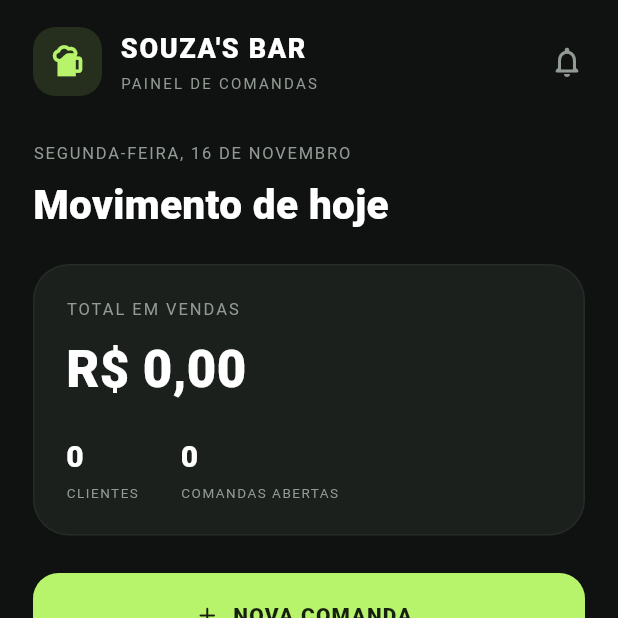
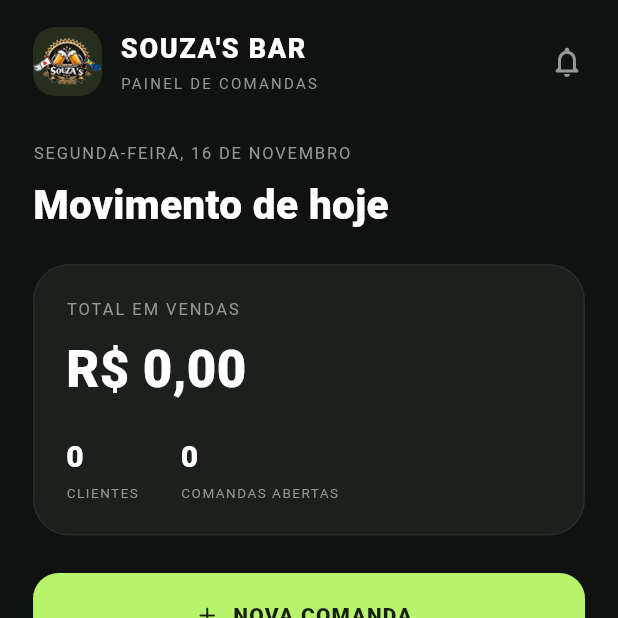
Before and after one commit to raracalma/SOUZAS-BAR, a Flutter app: the screen it shows after launch, on a phone screen of 412 x 824 dp, the top half of it. Run offline on Flutter 3.47's test engine with Material 3 defaults, Android fonts, the phone set to English and light mode, and no system bars; our stand-ins replace sqflite; accounts and stored records are empty.

Commit message:
fix: aplicar logotipo oficial no app e icone android

```diff
--- a/lib/main.dart
+++ b/lib/main.dart
@@ -210,7 +210,12 @@ class _HomeScreenState extends State<HomeScreen> {
                     color: green.withValues(alpha: .13),
                     borderRadius: BorderRadius.circular(15),
                   ),
-                  child: const Icon(Icons.sports_bar, color: green, size: 26),
+                  child: Image.asset(
+                    'assets/images/souzas_bar_logo.png',
+                    width: 42,
+                    height: 42,
+                    fit: BoxFit.contain,
+                  ),
                 ),
                 const SizedBox(width: 12),
                 const Expanded(
--- a/pubspec.yaml
+++ b/pubspec.yaml
@@ -1,7 +1,7 @@
 name: souzas_bar
 description: Aplicativo de comandas e gestao do Souza's Bar
 publish_to: 'none'
-version: 0.7.0+7
+version: 0.7.1+8
 
 environment:
   sdk: '>=3.4.0 <4.0.0'
```
Also changed, not shown: 1 other file.
